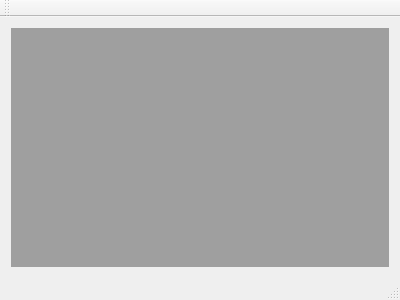
First picture: the form in mainwindow.ui, repository skronstein/MultiTimer, before the edit.
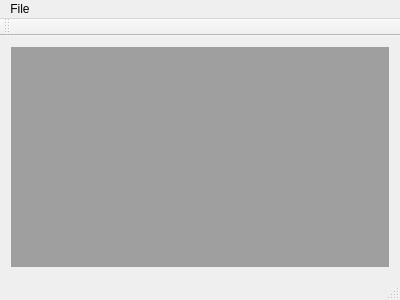
Second picture: the form after the edit.

Commit message: added actions in menu

```diff
--- a/mainwindow.ui
+++ b/mainwindow.ui
@@ -29,6 +29,16 @@
      <height>21</height>
     </rect>
    </property>
+   <widget class="QMenu" name="menuFile">
+    <property name="title">
+     <string>File</string>
+    </property>
+    <addaction name="actionNew_window"/>
+    <addaction name="actionAbout"/>
+    <addaction name="separator"/>
+    <addaction name="actionQuit"/>
+   </widget>
+   <addaction name="menuFile"/>
   </widget>
   <widget class="QToolBar" name="mainToolBar">
    <attribute name="toolBarArea">
```
Left out of the diff: 15 changed lines with no effect on the pictures.
